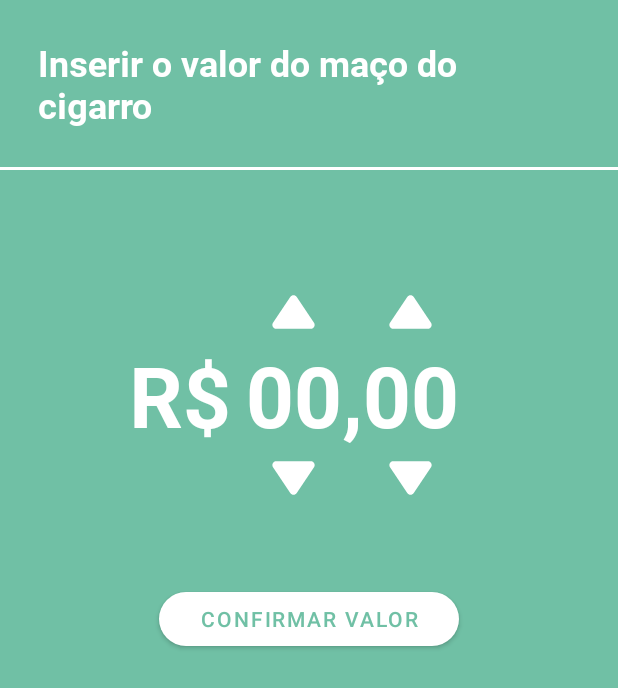
After one commit to BrunaVazAdam/Exmoker, an Android app: the ValorCigarroActivity screen opened directly, with no data from a screen before it, on a phone screen of 412 x 824 dp. The commit adds this screen. Shown: the top 688 px of the screen. Run offline under Robolectric (Android 15) with nearby library versions, the phone set to English and light mode, and no system bars; our stand-ins replace Firebase (no records; nobody signed in at launch, a user with empty details on screens opened directly).

Commit message:
Adicionado tela de Valor do maço do cigarro.

```diff
--- a/app/src/main/AndroidManifest.xml
+++ b/app/src/main/AndroidManifest.xml
@@ -11,7 +11,8 @@
         android:roundIcon="@mipmap/ic_launcher_round"
         android:supportsRtl="true"
         android:theme="@style/Theme.Exmoker">
-        <activity android:name=".PreMainActivity"></activity>
+        <activity android:name=".ValorCigarroActivity"></activity>
+        <activity android:name=".PreMainActivity" />
         <activity android:name=".TesteFargestromActivity" />
         <activity android:name=".EsqueceuSenhaActivity" />
         <activity
--- a/app/src/main/java/br/com/ifsul/bruna/exmoker/MainActivity.java
+++ b/app/src/main/java/br/com/ifsul/bruna/exmoker/MainActivity.java
@@ -44,6 +44,8 @@ public class MainActivity extends AppCompatActivity {
                         break;
                     case R.id.btb_achievement:
                         abreConquistas();
+                        Intent itValorCigarro = new Intent(MainActivity.this, ValorCigarroActivity.class);
+                        startActivity(itValorCigarro);
                         break;
                     case R.id.btb_chart:
                         abreEstatisticas();
--- a/app/src/main/java/br/com/ifsul/bruna/exmoker/PreMainActivity.java
+++ b/app/src/main/java/br/com/ifsul/bruna/exmoker/PreMainActivity.java
@@ -23,6 +23,8 @@ public class PreMainActivity extends AppCompatActivity {
 
             } else if (tabagista.getTestesFargestrom() == null) {
                 proximaTela = new Intent(PreMainActivity.this, TesteFargestromActivity.class);
+            } else if (tabagista.getPrecoCigarro() == null) {
+                proximaTela = new Intent(PreMainActivity.this, ValorCigarroActivity.class);
             }
             startActivity(proximaTela);
             finish();
--- /dev/null
+++ b/app/src/main/java/br/com/ifsul/bruna/exmoker/ValorCigarroActivity.java
@@ -0,0 +1,150 @@
+package br.com.ifsul.bruna.exmoker;
+
+import android.content.Intent;
+import android.os.Bundle;
+import android.os.Handler;
+import android.widget.Button;
+import android.widget.TextView;
+import android.widget.Toast;
+
+import androidx.appcompat.app.AppCompatActivity;
+
+public class ValorCigarroActivity extends AppCompatActivity {
+
+    private static int DELAY = 50;
+    private Handler handler;
+    private Runnable runnable;
+    private TextView tvValorDezena;
+    private TextView tvValorCentavo;
+
+    private Button btIncrementaDezena;
+    private Button btDecrementaDezena;
+    private Button btIncrementaCentavo;
+    private Button btDecrementaCentavo;
+
+    private Button btConfirmaValor;
+
+    private Integer valorDezena;
+    private Integer valorCentavo;
+    private Double valorMacoCigarro;
+
+    private EstadoSingleton estado;
+
+    @Override
+    protected void onCreate(Bundle savedInstanceState) {
+        super.onCreate(savedInstanceState);
+        setContentView(R.layout.activity_valor_cigarro);
+        inicializaComponentes();
+        configuraListenersDeValores();
+        btConfirmaValor.setOnClickListener(v -> {
+            calculaValorMacoCigarro();
+            if (valorMacoCigarro == 0) {
+                Toast.makeText(ValorCigarroActivity.this,
+                        getString(R.string.str_valor_maco_cigarro_invalido),
+                        Toast.LENGTH_LONG)
+                        .show();
+                return;
+            }
+            estado.setValorCigarro(valorMacoCigarro);
+            Intent itPreMain = new Intent(ValorCigarroActivity.this, PreMainActivity.class);
+            startActivity(itPreMain);
+            finish();
+        });
+
+
+    }
+
+    private void inicializaComponentes() {
+        estado = EstadoSingleton.getInstance();
+        handler = new Handler();
+        valorDezena = 0;
+        valorCentavo = 0;
+        tvValorDezena = findViewById(R.id.vc_tv_valor_dezena);
+        tvValorCentavo = findViewById(R.id.vc_tv_valor_centavo);
+        btIncrementaDezena = findViewById(R.id.vc_bt_incrementa_valor_dezena);
+        btDecrementaDezena = findViewById(R.id.vc_bt_decrementa_valor_dezena);
+        btIncrementaCentavo = findViewById(R.id.vc_bt_incrementa_valor_centavo);
+        btDecrementaCentavo = findViewById(R.id.vc_bt_decrementa_valor_centavo);
+        btConfirmaValor = findViewById(R.id.vc_bt_confirmar_valor);
+    }
+
+    private void calculaValorMacoCigarro() {
+        valorMacoCigarro = valorDezena + (double) valorCentavo / 100;
+    }
+
+    private void incrementaDezena() {
+        valorDezena++;
+        if (valorDezena == 100) valorDezena = 0;
+        tvValorDezena.setText(String.format("%02d", valorDezena));
+    }
+
+    private void decrementaDezena() {
+        valorDezena--;
+        if (valorDezena == -1) valorDezena = 99;
+        tvValorDezena.setText(String.format("%02d", valorDezena));
+    }
+
+    private void incrementaCentavo() {
+        valorCentavo++;
+        if (valorCentavo == 100) valorCentavo = 0;
+        tvValorCentavo.setText(String.format("%02d", valorCentavo));
+    }
+
+    private void decrementaCentavo() {
+        valorCentavo--;
+        if (valorCentavo == -1) valorCentavo = 99;
+        tvValorCentavo.setText(String.format("%02d", valorCentavo));
+    }
+
+    private void configuraListenersDeValores() {
+        btIncrementaDezena.setOnClickListener(v -> {
+            incrementaDezena();
+        });
+        btIncrementaDezena.setOnLongClickListener(v -> {
+            runnable = () -> {
+                if (!btIncrementaDezena.isPressed()) return;
+                incrementaDezena();
+                handler.postDelayed(runnable, DELAY);
+            };
+            handler.postDelayed(runnable, DELAY);
+            return true;
+        });
+        btDecrementaDezena.setOnClickListener(v -> {
+            decrementaDezena();
+        });
+        btDecrementaDezena.setOnLongClickListener(v -> {
+            runnable = () -> {
+                if (!btDecrementaDezena.isPressed()) return;
+                decrementaDezena();
+                handler.postDelayed(runnable, DELAY);
+            };
+            handler.postDelayed(runnable, DELAY);
+            return true;
+        });
+
+        btIncrementaCentavo.setOnClickListener(v -> {
+            incrementaCentavo();
+        });
+        btIncrementaCentavo.setOnLongClickListener(v -> {
+            runnable = () -> {
+                if (!btIncrementaCentavo.isPressed()) return;
+                incrementaCentavo();
+                handler.postDelayed(runnable, DELAY);
+            };
+            handler.postDelayed(runnable, DELAY);
+            return true;
+        });
+        btDecrementaCentavo.setOnClickListener(v -> {
+            decrementaCentavo();
+        });
+        btDecrementaCentavo.setOnLongClickListener(v -> {
+            runnable = () -> {
+                if (!btDecrementaCentavo.isPressed()) return;
+                decrementaCentavo();
+                handler.postDelayed(runnable, DELAY);
+            };
+            handler.postDelayed(runnable, DELAY);
+            return true;
+        });
+    }
+}
--- a/app/src/main/java/br/com/ifsul/bruna/exmoker/colecoes/ColecoesChave.java
+++ b/app/src/main/java/br/com/ifsul/bruna/exmoker/colecoes/ColecoesChave.java
@@ -5,4 +5,5 @@ public class ColecoesChave {
     public static final String TABAGISTA = "tabagistas";
     public static final String CONTATODEAPOIO = "contatoDeApoio";
     public static final String TESTESFARGESTROM = "testesFargestrom";
+    public static final String VALORCIGARRO = "precoCigarro";
 }
--- a/app/src/main/java/br/com/ifsul/bruna/exmoker/colecoes/Tabagista.java
+++ b/app/src/main/java/br/com/ifsul/bruna/exmoker/colecoes/Tabagista.java
@@ -3,6 +3,7 @@ package br.com.ifsul.bruna.exmoker.colecoes;
 import java.util.List;
 
 public class Tabagista {
+    private Double precoCigarro;
     private ContatoDeApoio contatoDeApoio;
     private List<TesteFargestrom> testesFargestrom;
 
@@ -30,6 +31,10 @@ public class Tabagista {
         return testesFargestrom;
     }
 
+    public Double getPrecoCigarro() {
+        return precoCigarro;
+    }
+
     @Override
     public String toString() {
         return "Tabagista{" +
--- /dev/null
+++ b/app/src/main/res/drawable/ic_triangle_up.xml
@@ -0,0 +1,9 @@
+<vector xmlns:android="http://schemas.android.com/apk/res/android"
+    android:width="23dp"
+    android:height="23dp"
+    android:viewportWidth="23"
+    android:viewportHeight="23">
+  <path
+      android:fillColor="#ffffff"
+      android:pathData="M9.8383,1.4812C10.6304,0.2985 12.3696,0.2985 13.1618,1.4812L21.9726,14.6371C22.8625,15.9659 21.9101,17.75 20.3108,17.75H2.6892C1.0899,17.75 0.1375,15.9659 1.0274,14.6371L9.8383,1.4812Z" />
+</vector>
--- /dev/null
+++ b/app/src/main/res/layout/activity_valor_cigarro.xml
@@ -0,0 +1,134 @@
+<?xml version="1.0" encoding="utf-8"?>
+<ScrollView xmlns:android="http://schemas.android.com/apk/res/android"
+    xmlns:app="http://schemas.android.com/apk/res-auto"
+    xmlns:tools="http://schemas.android.com/tools"
+    android:layout_width="match_parent"
+    android:layout_height="match_parent"
+    tools:context=".ValorCigarroActivity">
+
+    <LinearLayout
+        android:layout_width="match_parent"
+        android:layout_height="wrap_content"
+        android:orientation="vertical">
+
+        <LinearLayout
+            android:layout_width="match_parent"
+            android:layout_height="wrap_content"
+            android:orientation="vertical"
+            android:padding="25dp">
+
+            <TextView
+                style="@style/Title"
+                android:layout_width="match_parent"
+                android:layout_height="wrap_content"
+                android:text="@string/str_valor_maco_cigarro" />
+
+        </LinearLayout>
+
+        <View
+            android:id="@+id/cad_ca_divider"
+            android:layout_width="match_parent"
+            android:layout_height="2dp"
+            android:background="@color/white" />
+
+        <LinearLayout
+            android:layout_width="match_parent"
+            android:layout_height="match_parent"
+            android:gravity="center"
+            android:orientation="vertical"
+            android:padding="25dp">
+
+            <LinearLayout
+                android:layout_width="match_parent"
+                android:layout_height="250dp"
+                android:gravity="center"
+                android:orientation="horizontal"
+                android:paddingRight="20dp">
+
+                <TextView
+                    android:id="@+id/vc_tv_simbolo_moeda"
+                    style="@style/ValorCigarroText"
+                    android:layout_width="wrap_content"
+                    android:layout_height="wrap_content"
+                    android:layout_marginRight="10dp"
+                    android:text="@string/str_simbolo_moeda" />
+
+                <LinearLayout
+                    android:layout_width="wrap_content"
+                    android:layout_height="match_parent"
+                    android:gravity="center"
+                    android:orientation="horizontal">
+
+                    <LinearLayout
+                        android:layout_width="wrap_content"
+                        android:layout_height="match_parent"
+                        android:gravity="center"
+                        android:orientation="vertical">
+
+                        <Button
+                            android:id="@+id/vc_bt_incrementa_valor_dezena"
+                            android:layout_width="30dp"
+                            android:layout_height="30dp"
+                            android:background="@drawable/ic_triangle_up" />
+
+                        <TextView
+                            android:id="@+id/vc_tv_valor_dezena"
+                            style="@style/ValorCigarroText"
+                            android:layout_width="wrap_content"
+                            android:layout_height="wrap_content"
+                            android:text="@string/str_valor_dezena" />
+
+                        <Button
+                            android:id="@+id/vc_bt_decrementa_valor_dezena"
+                            android:layout_width="30dp"
+                            android:layout_height="30dp"
+                            android:background="@drawable/ic_triangle_up"
+                            android:rotation="180" />
+                    </LinearLayout>
+
+                    <TextView
+                        android:id="@+id/vc_tv_virgula"
+                        style="@style/ValorCigarroText"
+                        android:layout_width="wrap_content"
+                        android:layout_height="wrap_content"
+                        android:text="@string/str_virgula_moeda" />
+
+                    <LinearLayout
+                        android:layout_width="wrap_content"
+                        android:layout_height="match_parent"
+                        android:gravity="center"
+                        android:orientation="vertical">
+
+                        <Button
+                            android:id="@+id/vc_bt_incrementa_valor_centavo"
+                            android:layout_width="30dp"
+                            android:layout_height="30dp"
+                            android:background="@drawable/ic_triangle_up" />
+
+                        <TextView
+                            android:id="@+id/vc_tv_valor_centavo"
+                            style="@style/ValorCigarroText"
+                            android:layout_width="wrap_content"
+                            android:layout_height="wrap_content"
+                            android:text="@string/str_valor_centavo" />
+
+                        <Button
+                            android:id="@+id/vc_bt_decrementa_valor_centavo"
+                            android:layout_width="30dp"
+                            android:layout_height="30dp"
+                            android:background="@drawable/ic_triangle_up"
+                            android:rotation="180" />
+                    </LinearLayout>
+                </LinearLayout>
+            </LinearLayout>
+
+            <com.google.android.material.button.MaterialButton
+                android:id="@+id/vc_bt_confirmar_valor"
+                android:layout_width="200dp"
+                android:layout_height="wrap_content"
+                android:text="@string/str_confirmar_valor"
+                app:cornerRadius="@dimen/border_radius_input" />
+        </LinearLayout>
+
+    </LinearLayout>
+</ScrollView>
--- a/app/src/main/res/values/strings.xml
+++ b/app/src/main/res/values/strings.xml
@@ -20,6 +20,15 @@
     <string name="str_logo_description">Logo Exmoker</string>
     <string name="str_cad_contato_apoio">Cadastro contato de apoio</string>
     <string name="str_ou">OU</string>
+
+    <!--    Valor do cigarro-->
+    <string name="str_valor_maco_cigarro">Inserir o valor do maço do cigarro</string>
+    <string name="str_valor_maco_cigarro_invalido">O valor precisa ser maior que 0</string>
+    <string name="str_confirmar_valor">Confirmar valor</string>
+    <string name="str_simbolo_moeda">R$</string>
+    <string name="str_virgula_moeda">,</string>
+    <string name="str_valor_dezena">00</string>
+    <string name="str_valor_centavo">00</string>
 
     <!--    Teste Fargestrom-->
     <string name="str_teste_fargestrom">Teste de Fargeström</string>
@@ -46,4 +55,5 @@
     <string name="str_fargestrom_questao6">Você fuma mesmo doente, quando precisa ficar camado a maior parte do tempo?</string>
     <string name="str_fargestrom_questao6_resposta1">Sim</string>
     <string name="str_fargestrom_questao6_resposta2">Não</string>
+
 </resources>
--- a/app/src/main/res/values/styles.xml
+++ b/app/src/main/res/values/styles.xml
@@ -37,6 +37,12 @@
         <item name="fontFamily">@font/roboto_bold</item>
     </style>
 
+    <style name="ValorCigarroText">
+        <item name="android:textColor">@color/white</item>
+        <item name="android:textSize">56sp</item>
+        <item name="fontFamily">@font/roboto_bold</item>
+    </style>
+
     <style name="DialogTheme" parent="Theme.AppCompat.Light.Dialog">
         <item name="colorAccent">@color/exmoker</item>
     </style>
```
Also changed, not shown: app/src/main/java/br/com/ifsul/bruna/exmoker/EstadoSingleton.java (+9 -0 lines).
